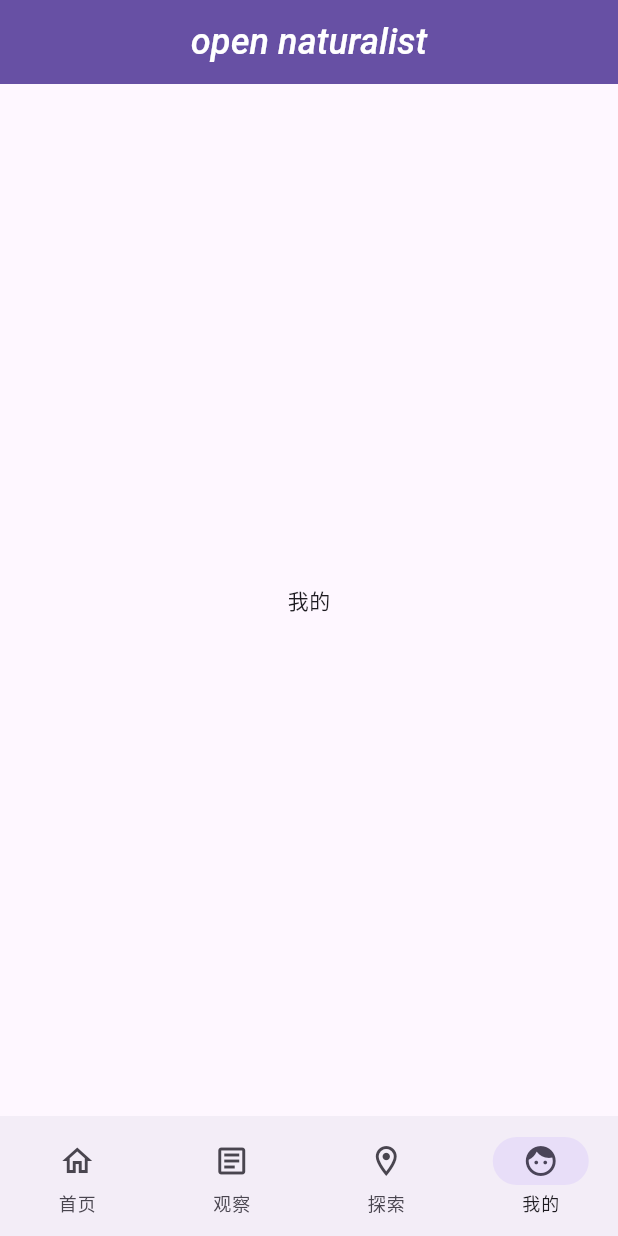
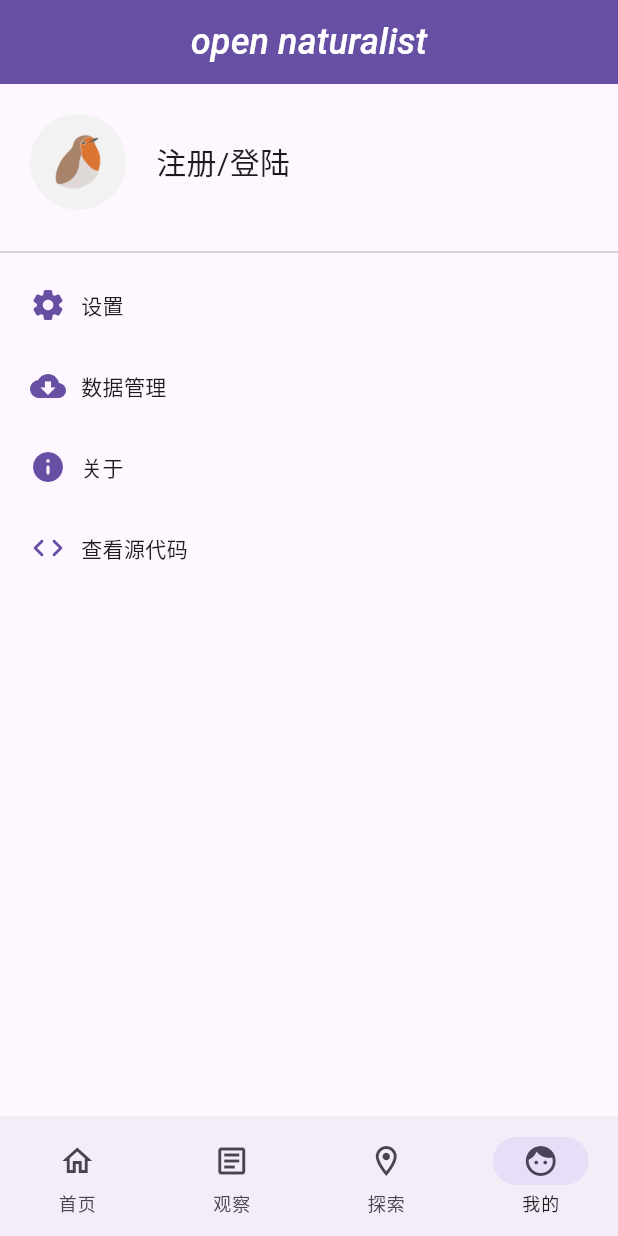
Before and after one commit to birdarts/birdart, a Flutter app: the screen it shows after launch, swiped to page 4, on a phone screen of 412 x 824 dp. Run offline on Flutter 3.47's test engine with Material 2 defaults, Android fonts, the phone set to English and light mode, and no system bars; our stand-ins replace flutter_map, geolocator, hive, hive_flutter, latlong2; accounts and stored records are empty.

Commit message:
app icon

```diff
--- /dev/null
+++ b/lib/entity/hive_manager.dart
@@ -0,0 +1,21 @@
+import 'package:hive/hive.dart';
+import 'package:hive_flutter/hive_flutter.dart';
+
+class HiveManager{
+  static init() async {
+    await Hive.initFlutter();
+    await Hive.openBox('project');
+    await Hive.openBox('record');
+    await Hive.openBox('image');
+  }
+
+  static test() async {
+    var box = await Hive.openBox('contacts');
+    var map = {'name': 'sunjiao', 'species': 'hx'};
+    box.put('20221228', map);
+    box.toMap().forEach((key, value) {
+      print(key);
+      print(value);
+    });
+  }
+}
--- a/lib/entity/sql_provider.dart
+++ /dev/null
@@ -1,11 +0,0 @@
-import 'package:path/path.dart' as path;
-import 'package:sqflite/sqflite.dart';
-
-class SQLProvider {
-  static Database? database;
-
-  static init() async {
-    database =
-        await openDatabase(path.join(await getDatabasesPath(), 'tiles.db'));
-  }
-}
--- a/lib/fragments/mine_fragment.dart
+++ b/lib/fragments/mine_fragment.dart
@@ -16,8 +16,74 @@
   Widget build(BuildContext context) {
     super.build(context);
 
-    return const Center(
-      child: Text("我的"),
+    return Center(
+      child: Column(
+        children: [
+          Row(
+            children: [
+              Container(
+                width: 64,
+                height: 64,
+                margin: const EdgeInsets.all(20.0),
+                decoration: const BoxDecoration(
+                  shape: BoxShape.circle,
+                  image: DecorationImage(
+                      image:  AssetImage('assets/icon/icon.png'),
+                      fit: BoxFit.fill
+                  ),
+                ),
+              ),
+              const Text('注册/登陆',
+                  style: TextStyle(fontSize: 20),)
+            ],
+          ),
+          const Divider(),
+          Row(
+            children: [
+              Container(
+                margin: const EdgeInsets.fromLTRB(20.0, 15.0, 10.0, 15.0),
+                child: Icon(Icons.settings_rounded,
+                  color: Theme.of(context).colorScheme.primary,
+                ),
+              ),
+              const Text('设置')
+            ],
+          ),
+          Row(
+            children: [
+              Container(
+                margin: const EdgeInsets.fromLTRB(20.0, 15.0, 10.0, 15.0),
+                child: Icon(Icons.cloud_download_rounded,
+                  color: Theme.of(context).colorScheme.primary,
+                ),
+              ),
+              const Text('数据管理')
+            ],
+          ),
+          Row(
+            children: [
+              Container(
+                margin: const EdgeInsets.fromLTRB(20.0, 15.0, 10.0, 15.0),
+                child: Icon(Icons.info_rounded,
+                  color: Theme.of(context).colorScheme.primary,
+                ),
+              ),
+              const Text('关于')
+            ],
+          ),
+          Row(
+            children: [
+              Container(
+                margin: const EdgeInsets.fromLTRB(20.0, 15.0, 10.0, 15.0),
+                child: Icon(Icons.code_rounded,
+                  color: Theme.of(context).colorScheme.primary,
+                ),
+              ),
+              const Text('查看源代码')
+            ],
+          ),
+        ],
+      )
     );
   }
 }
--- a/lib/main.dart
+++ b/lib/main.dart
@@ -5,7 +5,7 @@
 import 'package:naturalist/fragments/observation_fragment.dart';
 
 import 'entity/app_dir.dart';
-import 'entity/sql_provider.dart';
+import 'entity/hive_manager.dart';
 
 void main() async {
   WidgetsFlutterBinding.ensureInitialized();
@@ -13,9 +13,7 @@
   while (AppDir.data.path.isEmpty || AppDir.cache.path.isEmpty) {
     await AppDir.setDir();
   }
-  while (SQLProvider.database == null) {
-    await SQLProvider.init();
-  }
+   await HiveManager.init();
 
   runApp(const MyApp());
 }
```
Also changed, not shown: pubspec.yaml (+16 -6 lines), assets/icon/back.png (added), assets/icon/fore.png (added), assets/icon/icon.png (added), pubspec.lock, 38 other files.
